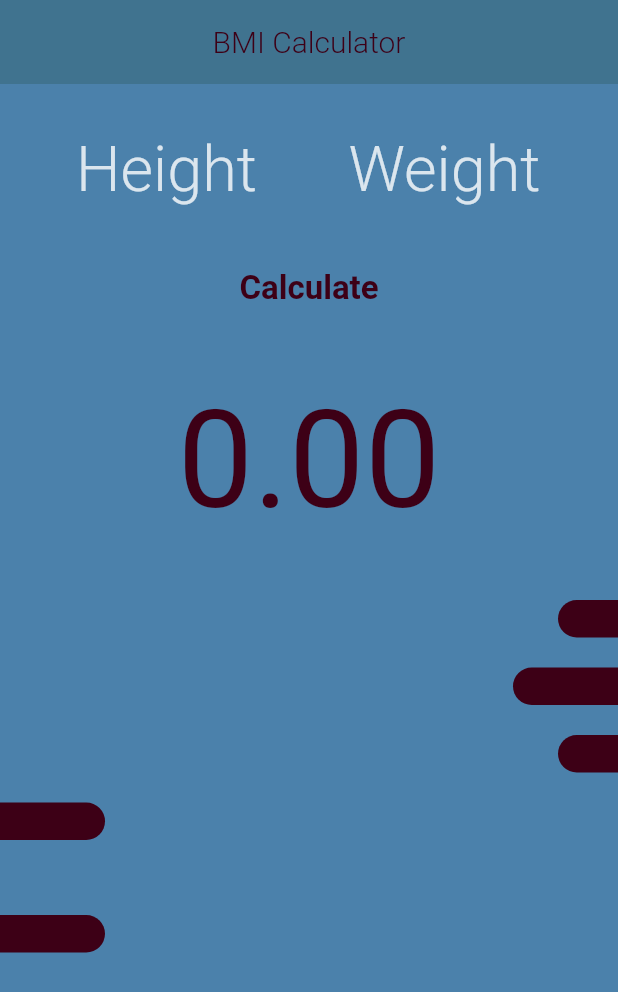
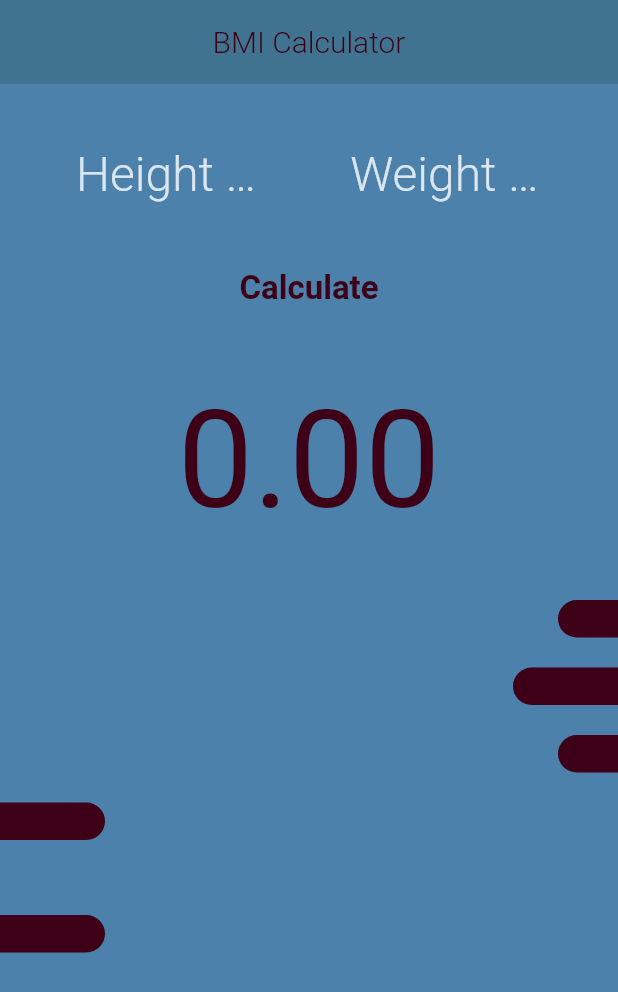
Before and after one commit to radwanromy/Multiple-Dart-Projects--Practice-Projects, a Flutter app: the screen it shows after launch, on a phone screen of 412 x 824 dp. Shown: the top 992 px of the screen. Run offline on Flutter 3.47's test engine with Material 2 defaults, Android fonts, the phone set to English and light mode, and no system bars; our stand-ins replace hexcolor.

Commit message:
Commit BMI 1_02

```diff
--- a/bmi/lib/Screens/home.dart
+++ b/bmi/lib/Screens/home.dart
@@ -48,9 +48,9 @@ class _HomeScreenState extends State<HomeScreen> {
                       keyboardType: TextInputType.number,
                       decoration: InputDecoration(
                         border: InputBorder.none,
-                        hintText: "Height",
+                        hintText: "Height (meter)",
                         hintStyle: TextStyle(
-                            fontSize: 42,
+                            fontSize: 32,
                             fontWeight: FontWeight.w300,
                             color: Colors.white.withOpacity(.8)),
                       ),
@@ -68,9 +68,9 @@ class _HomeScreenState extends State<HomeScreen> {
                       keyboardType: TextInputType.number,
                       decoration: InputDecoration(
                         border: InputBorder.none,
-                        hintText: "Weight",
+                        hintText: "Weight (kilogram)",
                         hintStyle: TextStyle(
-                            fontSize: 42,
+                            fontSize: 32,
                             fontWeight: FontWeight.w300,
                             color: Colors.white.withOpacity(.8)),
                       ),
```
